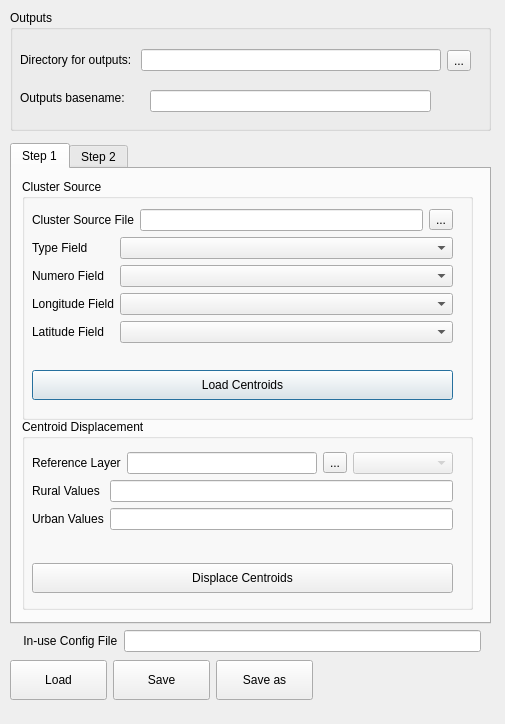
Before: the Qt Designer form plugin/mics_geocode_plugin_dialog.ui in unicef-drp/mics-geocoding, drawn with Qt 5.
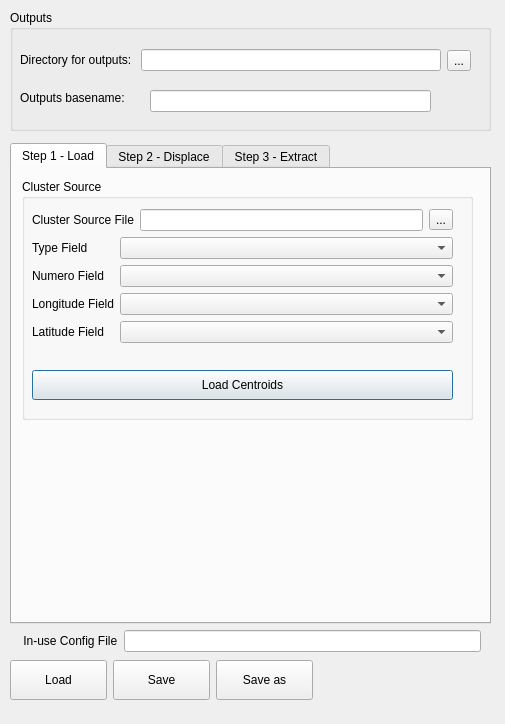
After: the same form once the commit is applied.

Commit message: update interface -> tree tabs

```diff
--- a/plugin/mics_geocode_plugin_dialog.ui
+++ b/plugin/mics_geocode_plugin_dialog.ui
@@ -45,7 +45,7 @@
         <bool>false</bool>
        </property>
        <attribute name="title">
-        <string>Step 1</string>
+        <string>Step 1 - Load</string>
        </attribute>
        <widget class="QGroupBox" name="groupBoxCentroid">
         <property name="geometry">
@@ -186,11 +186,16 @@
          </layout>
         </widget>
        </widget>
+      </widget>
+      <widget class="QWidget" name="tab_step2">
+       <attribute name="title">
+        <string>Step 2 - Displace</string>
+       </attribute>
        <widget class="QGroupBox" name="groupBoxDisplacer">
         <property name="geometry">
          <rect>
           <x>10</x>
-          <y>250</y>
+          <y>10</y>
           <width>451</width>
           <height>191</height>
          </rect>
@@ -342,9 +347,9 @@
         </widget>
        </widget>
       </widget>
-      <widget class="QWidget" name="tab_step2">
+      <widget class="QWidget" name="tab_step3">
        <attribute name="title">
-        <string>Step 2</string>
+        <string>Step 3 - Extract</string>
        </attribute>
        <widget class="QGroupBox" name="groupBoxCentroid_2">
         <property name="geometry">
```
The commit also changes 2 other files.
